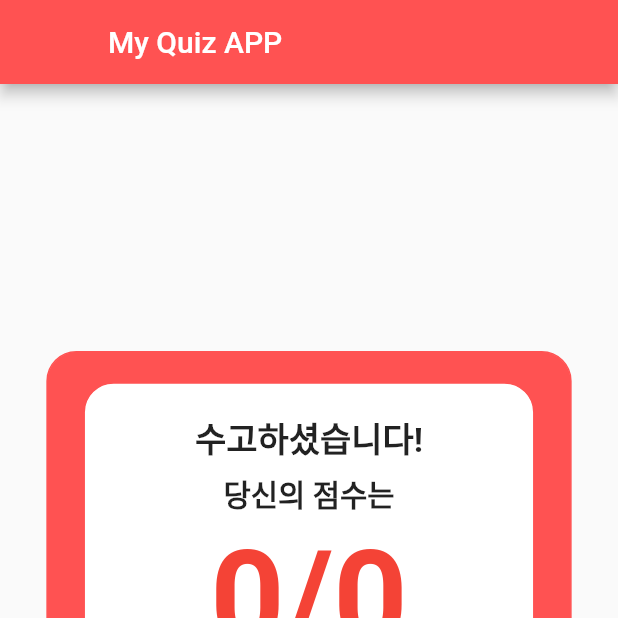
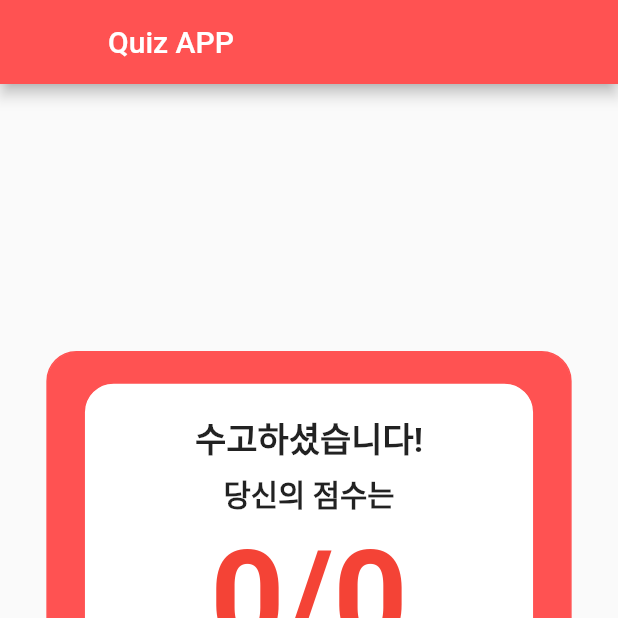
Before and after one commit to algorithm0x02/Flutter_Quiz_ver1_app, a Flutter app: the ResultScreen screen opened directly with empty values, on a phone screen of 412 x 824 dp, the top half of it. Run offline on Flutter 3.47's test engine with Material 2 defaults, Android fonts, the phone set to English and light mode, and no system bars; our stand-ins replace auto_size_text, flutter_swiper; network calls fail.

Commit message:
add text

```diff
--- a/lib/screen/screen_home.dart
+++ b/lib/screen/screen_home.dart
@@ -66,9 +66,9 @@ class _HomeScreenState extends State<HomeScreen> {
             ),
             Padding(padding: EdgeInsets.all(width * 0.048),
             ),
-            _buildStep(width, '1. 랜덤으'),
-            _buildStep(width, '1. 랜덤으'),
-            _buildStep(width, '1. 랜덤으'),
+            _buildStep(width, '1. 문제를 잘 읽고 질문에 답하세'),
+            _buildStep(width, '1. MBTI퀴즈로 이루어져 있으며 3문제 입니'),
+            _buildStep(width, '1. 제한 시간은 없습니다'),
             Padding(padding: EdgeInsets.all(width * 0.048),
             ),
             Container(padding: EdgeInsets.only(bottom: width * 0.036),
--- a/lib/screen/screen_result.dart
+++ b/lib/screen/screen_result.dart
@@ -26,7 +26,7 @@ class ResultScreen extends StatelessWidget {
       child: SafeArea(
         child: Scaffold(
           appBar: AppBar(
-            title: Text('My Quiz APP'),
+            title: Text('Quiz APP'),
             backgroundColor: Colors.redAccent,
             leading: Container(),
           ),
```
